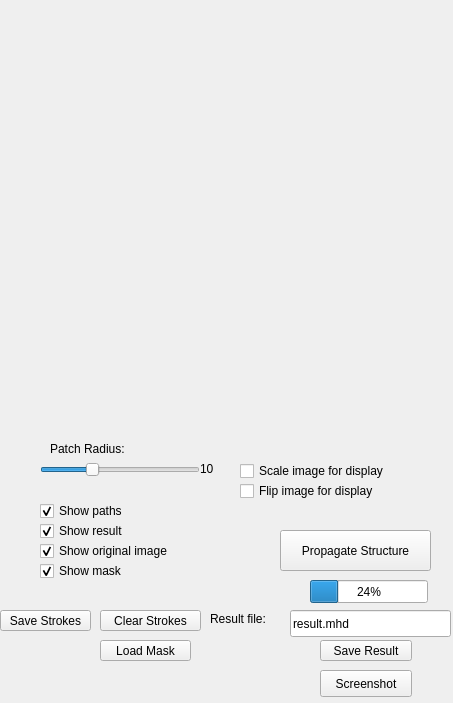
This is InnerWidget.ui in daviddoria/StructurePropagation as Qt 5 draws it before an edit. The edited form follows.
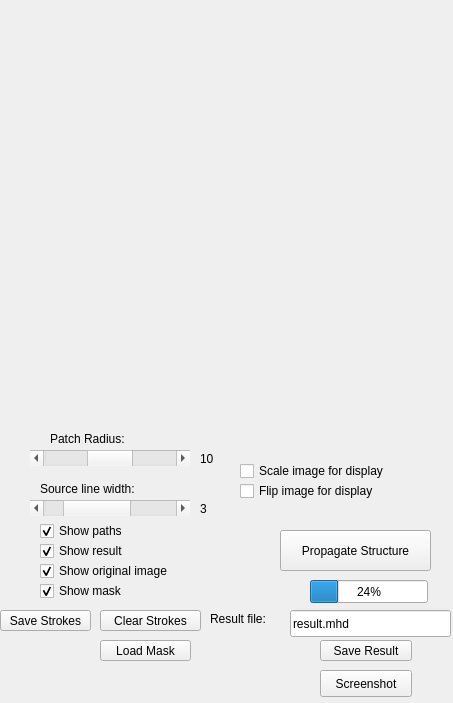
This is the edited form. Custom widgets are drawn as their Qt base class.

Diff of the .ui file:
```diff
--- a/InnerWidget.ui
+++ b/InnerWidget.ui
@@ -30,7 +30,7 @@
    <property name="geometry">
     <rect>
      <x>40</x>
-     <y>520</y>
+     <y>540</y>
      <width>111</width>
      <height>22</height>
     </rect>
@@ -46,7 +46,7 @@
    <property name="geometry">
     <rect>
      <x>200</x>
-     <y>460</y>
+     <y>450</y>
      <width>31</width>
      <height>17</height>
     </rect>
@@ -59,7 +59,7 @@
    <property name="geometry">
     <rect>
      <x>40</x>
-     <y>500</y>
+     <y>520</y>
      <width>121</width>
      <height>22</height>
     </rect>
@@ -84,28 +84,6 @@
     <string>Load Mask</string>
    </property>
   </widget>
-  <widget class="QSlider" name="sldPatchRadius">
-   <property name="geometry">
-    <rect>
-     <x>40</x>
-     <y>460</y>
-     <width>160</width>
-     <height>19</height>
-    </rect>
-   </property>
-   <property name="minimum">
-    <number>1</number>
-   </property>
-   <property name="maximum">
-    <number>30</number>
-   </property>
-   <property name="value">
-    <number>10</number>
-   </property>
-   <property name="orientation">
-    <enum>Qt::Horizontal</enum>
-   </property>
-  </widget>
   <widget class="QCheckBox" name="chkScale">
    <property name="geometry">
     <rect>
@@ -149,7 +127,7 @@
    <property name="geometry">
     <rect>
      <x>50</x>
-     <y>440</y>
+     <y>430</y>
      <width>91</width>
      <height>17</height>
     </rect>
@@ -227,7 +205,7 @@
    <property name="geometry">
     <rect>
      <x>40</x>
-     <y>540</y>
+     <y>560</y>
      <width>161</width>
      <height>22</height>
     </rect>
@@ -243,7 +221,7 @@
    <property name="geometry">
     <rect>
      <x>40</x>
-     <y>560</y>
+     <y>580</y>
      <width>121</width>
      <height>22</height>
     </rect>
@@ -281,6 +259,70 @@
     <string>Screenshot</string>
    </property>
   </widget>
+  <widget class="QScrollBar" name="scrPatchRadius">
+   <property name="geometry">
+    <rect>
+     <x>30</x>
+     <y>450</y>
+     <width>160</width>
+     <height>16</height>
+    </rect>
+   </property>
+   <property name="maximum">
+    <number>20</number>
+   </property>
+   <property name="value">
+    <number>10</number>
+   </property>
+   <property name="orientation">
+    <enum>Qt::Horizontal</enum>
+   </property>
+  </widget>
+  <widget class="QScrollBar" name="scrSourceLineWidth">
+   <property name="geometry">
+    <rect>
+     <x>30</x>
+     <y>500</y>
+     <width>160</width>
+     <height>16</height>
+    </rect>
+   </property>
+   <property name="maximum">
+    <number>10</number>
+   </property>
+   <property name="value">
+    <number>3</number>
+   </property>
+   <property name="orientation">
+    <enum>Qt::Horizontal</enum>
+   </property>
+  </widget>
+  <widget class="QLabel" name="label">
+   <property name="geometry">
+    <rect>
+     <x>40</x>
+     <y>480</y>
+     <width>131</width>
+     <height>17</height>
+    </rect>
+   </property>
+   <property name="text">
+    <string>Source line width:</string>
+   </property>
+  </widget>
+  <widget class="QLabel" name="lblSourceLineWidth">
+   <property name="geometry">
+    <rect>
+     <x>200</x>
+     <y>500</y>
+     <width>21</width>
+     <height>17</height>
+    </rect>
+   </property>
+   <property name="text">
+    <string>3</string>
+   </property>
+  </widget>
  </widget>
  <customwidgets>
   <customwidget>
```
Left out of the diff: 26 changed lines with no effect on the pictures.
